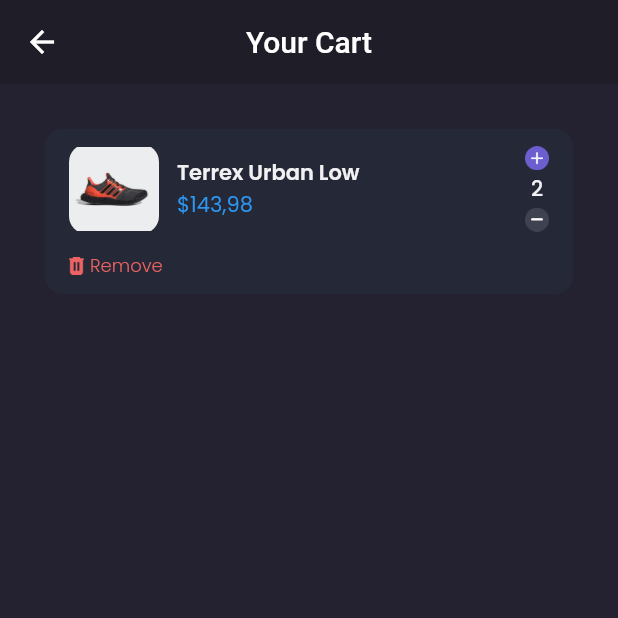
After one commit to waandev/shamo, a Flutter app: the CartPage screen opened by its route, on a phone screen of 412 x 824 dp, the top half of it. The commit adds this screen. Run offline on Flutter 3.47's test engine with Material 2 defaults, Android fonts, the phone set to English and light mode, and no system bars; our stand-ins replace carousel_slider, google_fonts.

Commit message:
slicing cart page - empty and cart card

```diff
--- a/lib/main.dart
+++ b/lib/main.dart
@@ -1,4 +1,5 @@
 import 'package:flutter/material.dart';
+import 'package:shamo/pages/cart_page.dart';
 import 'package:shamo/pages/detail_chat_page.dart';
 import 'package:shamo/pages/edit_profile.dart';
 import 'package:shamo/pages/home/main_page.dart';
@@ -25,6 +26,7 @@ class MyApp extends StatelessWidget {
         '/detail-chat': (context) => const DetaiChatPage(),
         '/edit-profile': (context) => const EditProfilePage(),
         '/product': (context) => ProductPage(),
+        '/cart': (context) => const CartPage(),
       },
     );
   }
--- /dev/null
+++ b/lib/pages/cart_page.dart
@@ -0,0 +1,96 @@
+import 'package:flutter/material.dart';
+import 'package:shamo/theme.dart';
+
+import '../widgets/cart_card.dart';
+
+class CartPage extends StatelessWidget {
+  const CartPage({Key? key}) : super(key: key);
+
+  @override
+  Widget build(BuildContext context) {
+    PreferredSizeWidget header() {
+      return AppBar(
+        backgroundColor: backgroundColor1,
+        centerTitle: true,
+        title: Text(
+          'Your Cart',
+        ),
+        elevation: 0,
+      );
+    }
+
+    Widget emptyCart() {
+      return Center(
+        child: Column(
+          mainAxisAlignment: MainAxisAlignment.center,
+          children: [
+            Image.asset(
+              'assets/icon_empty_cart.png',
+              width: 80,
+            ),
+            const SizedBox(
+              height: 20,
+            ),
+            Text(
+              'Oops! Your Cart is Empty',
+              style: primaryTextStyle.copyWith(
+                fontSize: 16,
+                fontWeight: medium,
+              ),
+            ),
+            const SizedBox(
+              height: 12,
+            ),
+            Text(
+              'Let\'s find your favorite shoes',
+              style: secondaryTextStyle,
+            ),
+            Container(
+              width: 154,
+              height: 44,
+              margin: EdgeInsets.only(
+                top: 20,
+              ),
+              child: TextButton(
+                onPressed: () {
+                  Navigator.pushNamedAndRemoveUntil(
+                      context, '/home', (route) => false);
+                },
+                style: TextButton.styleFrom(
+                  backgroundColor: primaryColor,
+                  shape: RoundedRectangleBorder(
+                    borderRadius: BorderRadius.circular(12),
+                  ),
+                ),
+                child: Text(
+                  'Explore Store',
+                  style: primaryTextStyle.copyWith(
+                    fontSize: 16,
+                    fontWeight: medium,
+                  ),
+                ),
+              ),
+            ),
+          ],
+        ),
+      );
+    }
+
+    Widget content() {
+      return ListView(
+        padding: EdgeInsets.symmetric(
+          horizontal: defaultMargin,
+        ),
+        children: [
+          CartCard(),
+        ],
+      );
+    }
+
+    return Scaffold(
+      backgroundColor: backgroundColor3,
+      appBar: header(),
+      body: content(),
+    );
+  }
+}
--- a/lib/pages/home/main_page.dart
+++ b/lib/pages/home/main_page.dart
@@ -19,7 +19,9 @@ class _MainPageState extends State<MainPage> {
   Widget build(BuildContext context) {
     Widget cartButton() {
       return FloatingActionButton(
-        onPressed: () {},
+        onPressed: () {
+          Navigator.pushNamed(context, '/cart');
+        },
         backgroundColor: secondaryColor,
         child: Image.asset(
           'assets/icon_cart.png',
--- a/lib/theme.dart
+++ b/lib/theme.dart
@@ -43,6 +43,10 @@ TextStyle blackTextStyle = GoogleFonts.poppins(
   color: blackColor,
 );
 
+TextStyle alertTextStyle = GoogleFonts.poppins(
+  color: alertColor,
+);
+
 FontWeight light = FontWeight.w300;
 FontWeight regular = FontWeight.w100;
 FontWeight medium = FontWeight.w500;
--- /dev/null
+++ b/lib/widgets/cart_card.dart
@@ -0,0 +1,108 @@
+import 'package:flutter/material.dart';
+import 'package:shamo/theme.dart';
+
+class CartCard extends StatelessWidget {
+  const CartCard({Key? key}) : super(key: key);
+
+  @override
+  Widget build(BuildContext context) {
+    return Container(
+      margin: EdgeInsets.only(
+        top: defaultMargin,
+      ),
+      padding: EdgeInsets.symmetric(
+        horizontal: 16,
+        vertical: 10,
+      ),
+      decoration: BoxDecoration(
+        color: backgroundColor4,
+        borderRadius: BorderRadius.circular(12),
+      ),
+      child: Column(
+        children: [
+          Row(
+            children: [
+              Container(
+                width: 60,
+                height: 60,
+                decoration: BoxDecoration(
+                  borderRadius: BorderRadius.circular(12),
+                  image: DecorationImage(
+                    image: AssetImage(
+                      'assets/image_shoes.png',
+                    ),
+                  ),
+                ),
+              ),
+              const SizedBox(
+                width: 12,
+              ),
+              Expanded(
+                child: Column(
+                  crossAxisAlignment: CrossAxisAlignment.start,
+                  children: [
+                    Text(
+                      'Terrex Urban Low',
+                      style: primaryTextStyle.copyWith(
+                        fontWeight: semiBold,
+                      ),
+                    ),
+                    Text(
+                      '\$143,98',
+                      style: priceTextStyle,
+                    ),
+                  ],
+                ),
+              ),
+              Column(
+                children: [
+                  Image.asset(
+                    'assets/button_add.png',
+                    width: 16,
+                  ),
+                  const SizedBox(
+                    height: 2,
+                  ),
+                  Text(
+                    '2',
+                    style: primaryTextStyle.copyWith(
+                      fontWeight: medium,
+                    ),
+                  ),
+                  const SizedBox(
+                    height: 2,
+                  ),
+                  Image.asset(
+                    'assets/button_min.png',
+                    width: 16,
+                  ),
+                ],
+              ),
+            ],
+          ),
+          const SizedBox(
+            height: 12,
+          ),
+          Row(
+            children: [
+              Image.asset(
+                'assets/icon_remove.png',
+                width: 10,
+              ),
+              const SizedBox(
+                width: 4,
+              ),
+              Text(
+                'Remove',
+                style: alertTextStyle.copyWith(
+                  fontSize: 12,
+                  fontWeight: light,
+                ),
+              ),
+            ],
+          )
+        ],
+      ),
+    );
+  }
+}
```
